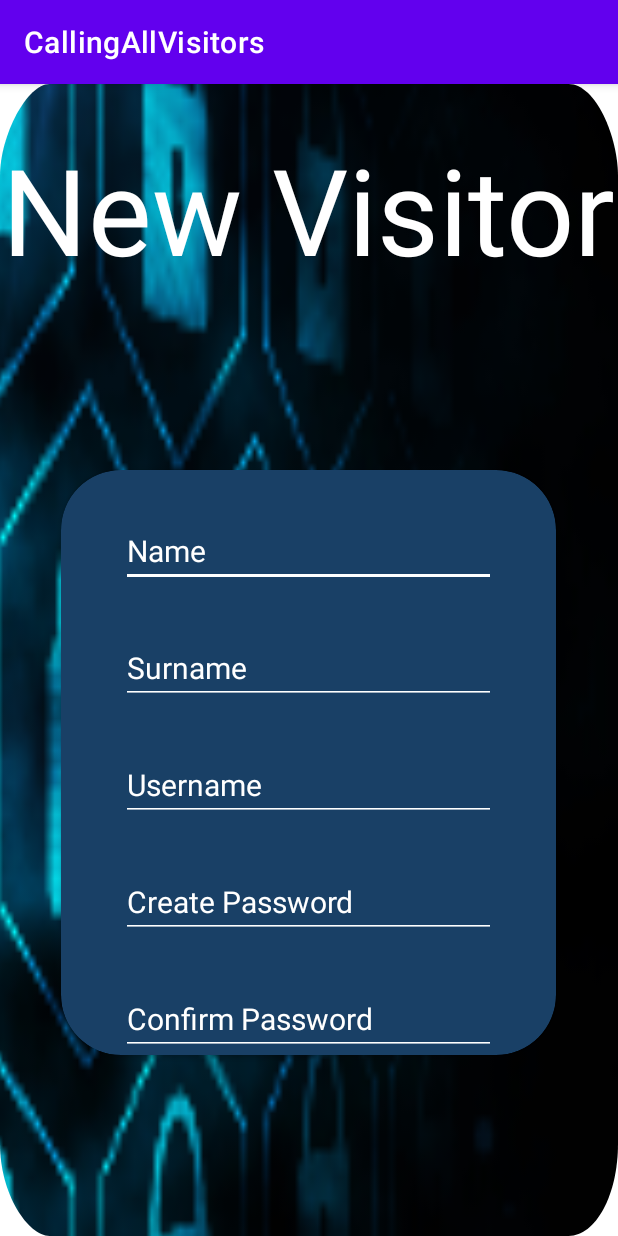
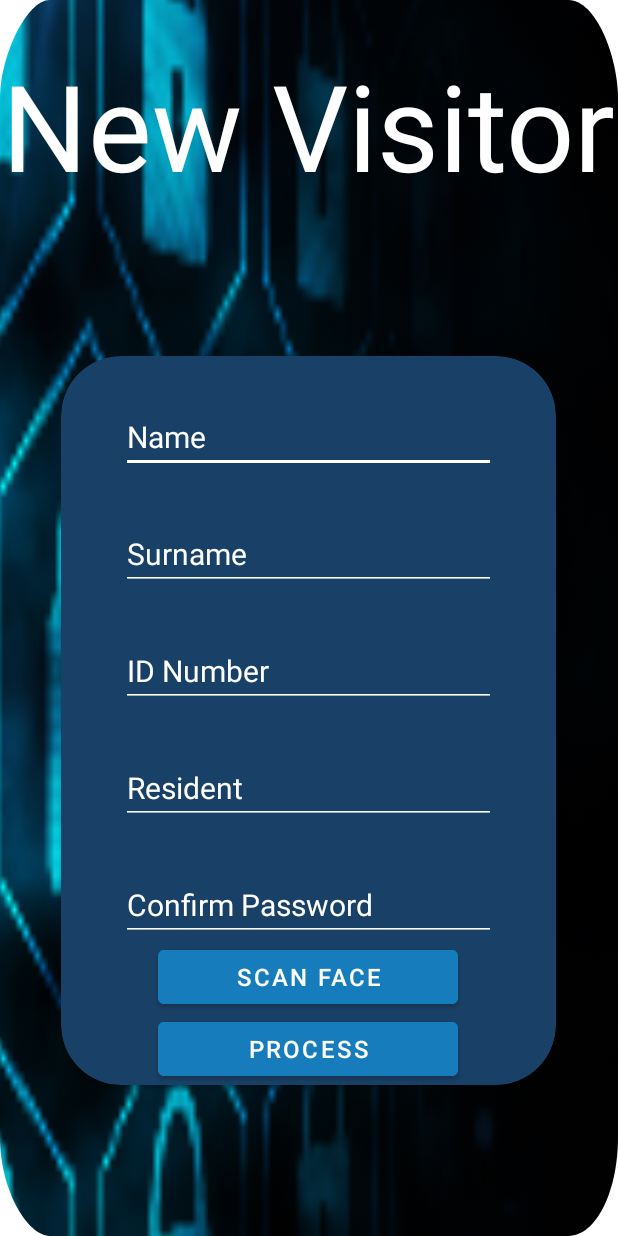
Before and after one commit to Arvauss/VCHackathon-2022-CallingAllVisitors, an Android app: the fragment NewVisitor shown on its own in the app's theme, on a phone screen of 412 x 824 dp. Run offline under Robolectric (Android 15) with nearby library versions, the phone set to English and light mode, and no system bars; our stand-ins replace Firebase (no records; nobody signed in at launch, a user with empty details on screens opened directly); Roboto replaces fonts that are not available here.

Commit message:
Visitor's Page done (Facial scanning still needed)

```diff
--- a/app/src/main/java/com/example/callingallvisitors/NewVisitor.java
+++ b/app/src/main/java/com/example/callingallvisitors/NewVisitor.java
@@ -2,63 +2,106 @@ package com.example.callingallvisitors;
 
 import android.os.Bundle;
 
+import androidx.annotation.NonNull;
+import androidx.annotation.Nullable;
 import androidx.fragment.app.Fragment;
 
 import android.view.LayoutInflater;
 import android.view.View;
 import android.view.ViewGroup;
+import android.widget.Button;
+import android.widget.EditText;
+import android.widget.Toast;
+
+import com.example.callingallvisitors.Models.Visitor;
+import com.google.android.gms.tasks.OnCompleteListener;
+import com.google.android.gms.tasks.Task;
+import com.google.firebase.auth.FirebaseAuth;
+import com.google.firebase.auth.FirebaseUser;
+import com.google.firebase.database.DatabaseReference;
+import com.google.firebase.database.FirebaseDatabase;
+
+import java.text.SimpleDateFormat;
+import java.util.Calendar;
+
 
 /**
  * A simple {@link Fragment} subclass.
- * Use the {@link NewVisitor#newInstance} factory method to
  * create an instance of this fragment.
  */
 public class NewVisitor extends Fragment {
 
-    // TODO: Rename parameter arguments, choose names that match
-    // the fragment initialization parameters, e.g. ARG_ITEM_NUMBER
-    private static final String ARG_PARAM1 = "param1";
-    private static final String ARG_PARAM2 = "param2";
+    private FirebaseAuth mAuth;
+    View visitor;
+    EditText name, surname, idNumber, resident, residentPhonenumebr;
+    Button scanFace, processVisitor;
 
-    // TODO: Rename and change types of parameters
-    private String mParam1;
-    private String mParam2;
-
-    public NewVisitor() {
-        // Required empty public constructor
-    }
-
-    /**
-     * Use this factory method to create a new instance of
-     * this fragment using the provided parameters.
-     *
-     * @param param1 Parameter 1.
-     * @param param2 Parameter 2.
-     * @return A new instance of fragment NewVisitor.
-     */
-    // TODO: Rename and change types and number of parameters
-    public static NewVisitor newInstance(String param1, String param2) {
-        NewVisitor fragment = new NewVisitor();
-        Bundle args = new Bundle();
-        args.putString(ARG_PARAM1, param1);
-        args.putString(ARG_PARAM2, param2);
-        fragment.setArguments(args);
-        return fragment;
-    }
-
-    @Override
-    public void onCreate(Bundle savedInstanceState) {
-        super.onCreate(savedInstanceState);
-        if (getArguments() != null) {
-            mParam1 = getArguments().getString(ARG_PARAM1);
-            mParam2 = getArguments().getString(ARG_PARAM2);
-        }
-    }
+    private Calendar calendar;
+    private SimpleDateFormat dateFormat;
+    private String date;
 
     @Override
     public View onCreateView(LayoutInflater inflater, ViewGroup container,
                              Bundle savedInstanceState) {
         // Inflate the layout for this fragment
-        return inflater.inflate(R.layout.fragment_new_visitor, container, false);
+        visitor = inflater.inflate(R.layout.fragment_new_visitor, container, false);
+
+        calendar = Calendar.getInstance();
+        dateFormat = new SimpleDateFormat("MM/dd/yyyy");
+        date = dateFormat.format(calendar.getTime());
+
+        mAuth = FirebaseAuth.getInstance();
+
+        name = visitor.findViewById(R.id.edtvName);
+        surname = visitor.findViewById(R.id.edtvSurname);
+        idNumber = visitor.findViewById(R.id.edtID);
+        resident = visitor.findViewById(R.id.edtResidentName);
+        residentPhonenumebr = visitor.findViewById(R.id.edtResidentPhoneNumber);
+
+        scanFace = visitor.findViewById(R.id.scanFaceBtn);
+        processVisitor = visitor.findViewById(R.id.processVisitorBtn);
+        return visitor;
+    }
+
+    @Override
+    public void onViewCreated(@NonNull View view, @Nullable Bundle savedInstanceState) {
+        super.onViewCreated(view, savedInstanceState);
+
+
+
+        mAuth = FirebaseAuth.getInstance();
+        scanFace.setOnClickListener(new View.OnClickListener() {
+            @Override
+            public void onClick(View view) {
+
+            }
+        });
+
+        FirebaseUser currUser = mAuth.getCurrentUser();
+        DatabaseReference userDB = FirebaseDatabase.getInstance().getReference("Visitors");
+        processVisitor.setOnClickListener(new View.OnClickListener() {
+            @Override
+            public void onClick(View view) {
+
+                String vName = name.getText().toString();
+                String vSurname = surname.getText().toString();
+                String vID = idNumber.getText().toString();
+                String vResident = resident.getText().toString();
+                String vResidentPhoneNumber = residentPhonenumebr.getText().toString();
+
+                FirebaseDatabase database = FirebaseDatabase.getInstance();
+                DatabaseReference myRef = database.getReference();
+                DatabaseReference visitorPush = myRef.child("Visitors").push();
+                String currentUserID = currUser.getUid();
+
+                Visitor nv = new Visitor(vName, vSurname, vID, vResident, vResidentPhoneNumber, currentUserID, date);
+                Toast.makeText(getActivity(), "Date: " + date ,
+                        Toast.LENGTH_SHORT).show();
+
+                visitorPush.setValue(nv);
+            }
+        });
+
+
     }
 }
--- a/app/src/main/res/layout/fragment_home.xml
+++ b/app/src/main/res/layout/fragment_home.xml
@@ -39,6 +39,7 @@
             android:layout_height="wrap_content">
 
             <Button
+                android:id="@+id/newVisitorBtn"
                 android:layout_width="250dp"
                 android:layout_height="wrap_content"
                 android:backgroundTint="#177cbb"
@@ -52,6 +53,7 @@
             android:paddingTop="40dp">
 
             <Button
+                android:id="@+id/visitorsOnPremises"
                 android:layout_width="250dp"
                 android:layout_height="wrap_content"
                 android:backgroundTint="#177cbb"
@@ -65,6 +67,7 @@
             android:paddingTop="40dp">
 
             <Button
+                android:id="@+id/returningVisitorBtn"
                 android:layout_width="250dp"
                 android:layout_height="wrap_content"
                 android:backgroundTint="#177cbb"
@@ -78,6 +81,7 @@
             android:paddingTop="40dp">
 
             <Button
+                android:id="@+id/exitingVisitor"
                 android:layout_width="250dp"
                 android:layout_height="wrap_content"
                 android:backgroundTint="#177cbb"
--- a/app/src/main/res/layout/fragment_login.xml
+++ b/app/src/main/res/layout/fragment_login.xml
@@ -80,6 +80,7 @@
                         android:textColor="@color/white"
                         android:backgroundTint="@color/white"
                         android:hint="Password"
+                        android:inputType="textPassword"
                         android:textColorHint="@color/white"
                         android:textSize="20dp"
                         />
--- a/app/src/main/res/layout/fragment_new_visitor.xml
+++ b/app/src/main/res/layout/fragment_new_visitor.xml
@@ -55,15 +55,16 @@
                 android:paddingRight="40dp"
                 android:paddingTop="30dp"
                 >
+
                 <EditText
+                    android:id="@+id/edtvName"
                     android:layout_width="250dp"
                     android:layout_height="wrap_content"
-                    android:textColor="@color/white"
                     android:backgroundTint="@color/white"
                     android:hint="Name"
+                    android:textColor="@color/white"
                     android:textColorHint="@color/white"
-                    android:textSize="20dp"
-                    />
+                    android:textSize="20dp" />
             </LinearLayout>
 
             <LinearLayout
@@ -74,6 +75,7 @@
                 android:paddingRight="40dp"
                 >
                 <EditText
+                    android:id="@+id/edtvSurname"
                     android:layout_width="250dp"
                     android:layout_height="wrap_content"
                     android:textColor="@color/white"
@@ -92,11 +94,12 @@
                 android:paddingRight="40dp"
                 >
                 <EditText
+                    android:id="@+id/edtID"
                     android:layout_width="250dp"
                     android:layout_height="wrap_content"
                     android:textColor="@color/white"
                     android:backgroundTint="@color/white"
-                    android:hint="Username"
+                    android:hint="ID Number"
                     android:textColorHint="@color/white"
                     android:textSize="20dp"
                     />
@@ -110,11 +113,12 @@
                 android:paddingRight="40dp"
                 >
                 <EditText
+                    android:id="@+id/edtResidentName"
                     android:layout_width="250dp"
                     android:layout_height="wrap_content"
                     android:textColor="@color/white"
                     android:backgroundTint="@color/white"
-                    android:hint="Create Password"
+                    android:hint="Resident"
                     android:textColorHint="@color/white"
                     android:textSize="20dp"
                     />
@@ -128,6 +132,7 @@
                 android:paddingRight="40dp"
                 >
                 <EditText
+                    android:id="@+id/edtResidentPhoneNumber"
                     android:layout_width="250dp"
                     android:layout_height="wrap_content"
                     android:textColor="@color/white"
@@ -138,6 +143,22 @@
                     />
             </LinearLayout>
 
+            <Button
+                android:id="@+id/scanFaceBtn"
+                android:layout_width="200dp"
+                android:layout_height="wrap_content"
+                android:text="Scan Face"
+                android:backgroundTint="#177cbb"
+                android:textSize="16dp"/>
+            <Button
+                android:id="@+id/processVisitorBtn"
+                android:layout_width="200dp"
+                android:layout_height="wrap_content"
+                android:text="Process"
+                android:backgroundTint="#177cbb"
+                android:textSize="16dp"/>
+
+
         </LinearLayout>
     </androidx.cardview.widget.CardView>
 
--- a/app/src/main/res/values/themes.xml
+++ b/app/src/main/res/values/themes.xml
@@ -1,6 +1,6 @@
 <resources xmlns:tools="http://schemas.android.com/tools">
     <!-- Base application theme. -->
-    <style name="Theme.CallingAllVisitors" parent="Theme.MaterialComponents.DayNight.DarkActionBar">
+    <style name="Theme.CallingAllVisitors" parent="Theme.MaterialComponents.DayNight.NoActionBar">
         <!-- Primary brand color. -->
         <item name="colorPrimary">@color/purple_500</item>
         <item name="colorPrimaryVariant">@color/purple_700</item>
```
Also changed, not shown: app/src/main/java/com/example/callingallvisitors/Home.java (+53 -42 lines), app/src/main/java/com/example/callingallvisitors/Login.java (+9 -4 lines), app/src/main/java/com/example/callingallvisitors/Models/User.java (+40 -4 lines), app/src/main/java/com/example/callingallvisitors/Models/Visitor.java (added, +77 -0 lines), app/src/main/java/com/example/callingallvisitors/Register.java (+6 -3 lines).
